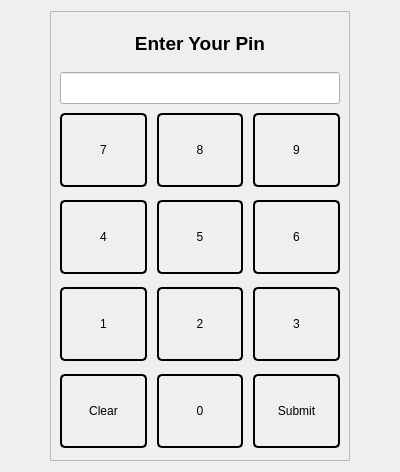
devforgely/MFA-Simulator, file src/views/authenticate_views/pin_view.ui: the form before one commit.
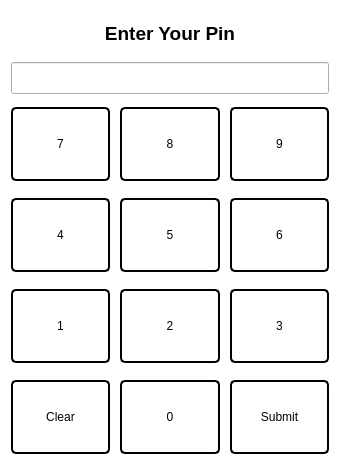
The form after the commit.

What changed in the file:
```diff
--- a/src/views/authenticate_views/pin_view.ui
+++ b/src/views/authenticate_views/pin_view.ui
@@ -6,35 +6,32 @@
    <rect>
     <x>0</x>
     <y>0</y>
-    <width>400</width>
+    <width>340</width>
     <height>472</height>
    </rect>
   </property>
+  <property name="maximumSize">
+   <size>
+    <width>340</width>
+    <height>500</height>
+   </size>
+  </property>
   <property name="windowTitle">
    <string>Form</string>
   </property>
-  <layout class="QHBoxLayout" name="horizontalLayout">
-   <item>
-    <widget class="QFrame" name="left_frame">
-     <property name="minimumSize">
-      <size>
-       <width>300</width>
-       <height>450</height>
-      </size>
-     </property>
-     <property name="maximumSize">
-      <size>
-       <width>300</width>
-       <height>450</height>
-      </size>
-     </property>
-     <property name="frameShape">
-      <enum>QFrame::StyledPanel</enum>
-     </property>
-     <property name="frameShadow">
-      <enum>QFrame::Raised</enum>
-     </property>
-     <layout class="QVBoxLayout" name="verticalLayout">
+  <property name="styleSheet">
+   <string notr="true">#Form {
+	background-color: white;
+}
+
+#gridFrame .QPushButton {
+	width: 70px;
+	height: 70px;
+	border: 2px solid black;
+	border-radius: 5px;
+}</string>
+  </property>
+  <layout class="QVBoxLayout" name="verticalLayout_3">
       <item>
        <widget class="QLabel" name="label">
         <property name="maximumSize">
@@ -70,12 +67,7 @@
       <item>
        <widget class="QFrame" name="gridFrame">
         <property name="styleSheet">
-         <string notr="true">QPushButton {
-	width: 70px;
-	height: 70px;
-	border: 2px solid black;
-	border-radius: 5px;
-}</string>
+      <string notr="true"/>
         </property>
         <layout class="QGridLayout" name="gridLayout" rowstretch="0,0,0,0,0">
          <property name="leftMargin">
@@ -175,9 +167,6 @@
            <property name="text">
             <string>Submit</string>
            </property>
-          </widget>
-         </item>
-        </layout>
        </widget>
       </item>
      </layout>
```
Lines whose indentation alone changed are shown as unchanged.
